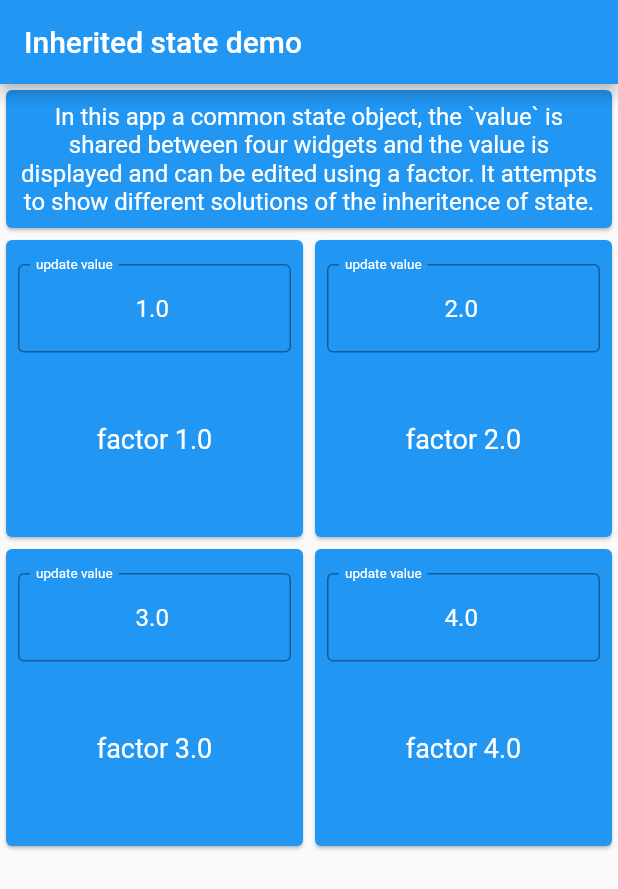
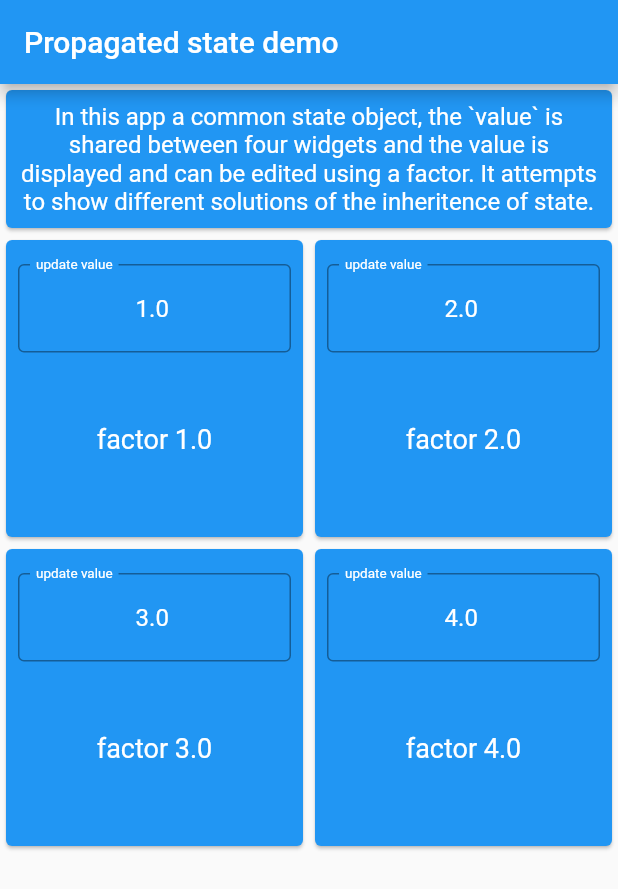
Before and after one commit to ddikman/flutter_app_state_management, a Flutter app: the screen it shows after launch, on a phone screen of 412 x 824 dp. Shown: the top 889 px of the screen. Run offline on Flutter 3.47's test engine with Material 2 defaults, Android fonts, the phone set to English and light mode, and no system bars.

Commit message:
Updated demo title to better reflect contents.

```diff
--- a/lib/main.dart
+++ b/lib/main.dart
@@ -12,12 +12,12 @@ class AppRoot extends StatelessWidget {
   Widget build(BuildContext context) {
     // initialise app and state
     return new MaterialApp(
-        title: 'Inherited state demo',
+        title: 'Propagated state demo',
         theme: new ThemeData(
             primarySwatch: primaryColor,
             // the hintColor is used for the TextField input border color
             hintColor: fontColor,
             textTheme: Theme.of(context).textTheme.apply(bodyColor: fontColor)),
-        home: new MainScreen(title: 'Inherited state demo'));
+        home: new MainScreen(title: 'Propagated state demo'));
   }
 }
```
